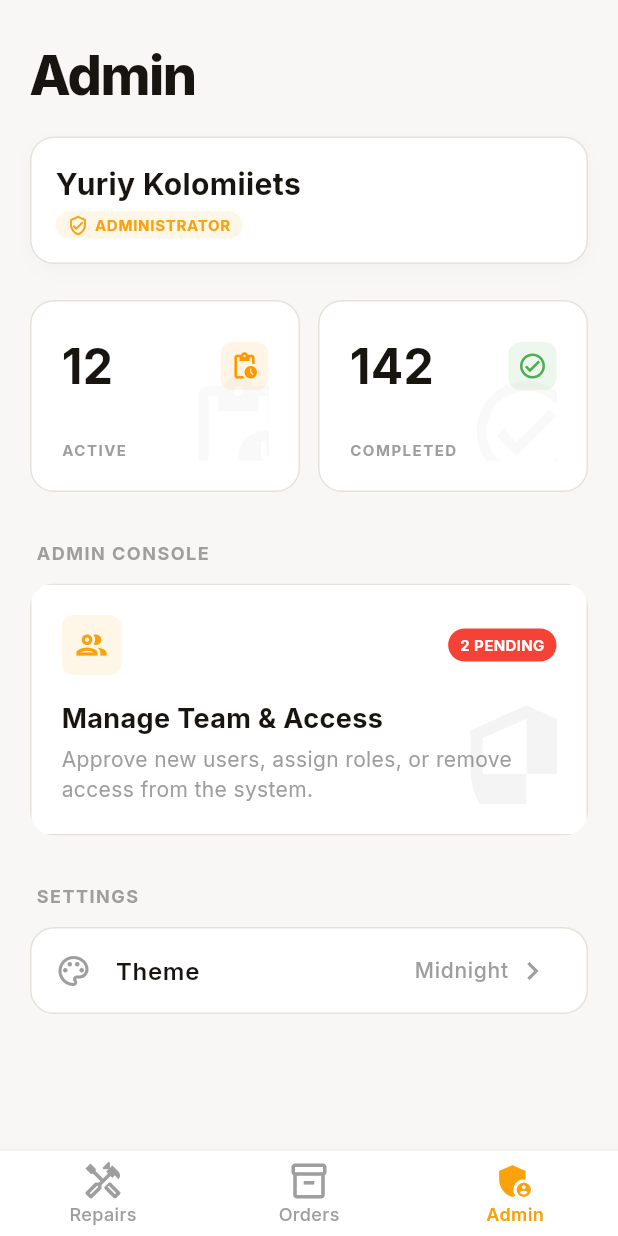
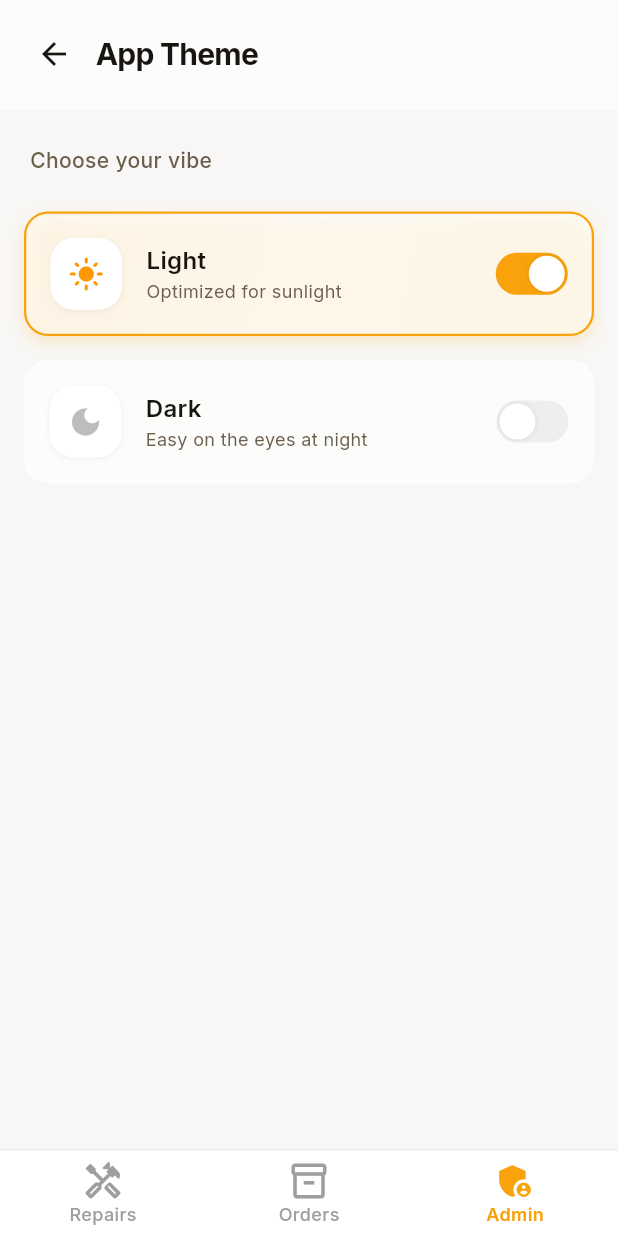
Before and after one commit to Gt710/lionstore-frontend, a Flutter app: the screen it shows after launch, item 3 of the bottom bar chosen, after a tap on "Theme", on a phone screen of 412 x 824 dp. Run offline on Flutter 3.47's test engine with Material 3 defaults, Android fonts, the phone set to English and light mode, and no system bars; our stand-ins replace google_fonts.

Commit message:
Add App Theme page

```diff
--- /dev/null
+++ b/lib/core/providers/theme_provider.dart
@@ -0,0 +1,26 @@
+import 'package:flutter/material.dart';
+import '../../core/theme/app_theme.dart';
+
+enum AppThemeType { light, dark }
+
+class ThemeProvider extends ChangeNotifier {
+  ThemeMode _themeMode = ThemeMode.light;
+  AppThemeType _currentThemeType = AppThemeType.light;
+
+  ThemeMode get themeMode => _themeMode;
+  AppThemeType get currentThemeType => _currentThemeType;
+
+  void setThemeType(AppThemeType type) {
+    _currentThemeType = type;
+    if (type == AppThemeType.light) {
+      _themeMode = ThemeMode.light;
+    } else {
+      _themeMode = ThemeMode.dark;
+    }
+    notifyListeners();
+  }
+
+  ThemeData get lightTheme => AppTheme.light;
+
+  ThemeData get darkTheme => AppTheme.dark;
+}
--- a/lib/main.dart
+++ b/lib/main.dart
@@ -1,9 +1,15 @@
 import 'package:flutter/material.dart';
-import 'core/theme/app_theme.dart';
+import 'package:provider/provider.dart';
+import 'core/providers/theme_provider.dart';
 import 'presentation/pages/dashboard_page.dart';
 
 void main() {
-  runApp(const MyApp());
+  runApp(
+    ChangeNotifierProvider(
+      create: (_) => ThemeProvider(),
+      child: const MyApp(),
+    ),
+  );
 }
 
 class MyApp extends StatelessWidget {
@@ -11,13 +17,17 @@ class MyApp extends StatelessWidget {
 
   @override
   Widget build(BuildContext context) {
-    return MaterialApp(
-      title: 'Repairs Dashboard',
-      theme: AppTheme.light,
-      darkTheme: AppTheme.dark,
-      themeMode: ThemeMode.system,
-      home: const DashboardPage(),
-      debugShowCheckedModeBanner: false,
+    return Consumer<ThemeProvider>(
+      builder: (context, themeProvider, child) {
+        return MaterialApp(
+          title: 'Repairs Dashboard',
+          theme: themeProvider.lightTheme,
+          darkTheme: themeProvider.darkTheme,
+          themeMode: themeProvider.themeMode,
+          home: const DashboardPage(),
+          debugShowCheckedModeBanner: false,
+        );
+      },
     );
   }
 }
--- a/lib/presentation/pages/admin_profile_page.dart
+++ b/lib/presentation/pages/admin_profile_page.dart
@@ -1,10 +1,18 @@
 import 'package:flutter/material.dart';
+import 'package:provider/provider.dart';
+import '../../core/providers/theme_provider.dart';
 import '../../core/theme/app_theme.dart';
+import 'app_theme_page.dart';
 
 class AdminProfilePage extends StatelessWidget {
   final VoidCallback onTeamManagement;
+  final ValueChanged<int> onSwitchTab;
 
-  const AdminProfilePage({super.key, required this.onTeamManagement});
+  const AdminProfilePage({
+    super.key,
+    required this.onTeamManagement,
+    required this.onSwitchTab,
+  });
 
   @override
   Widget build(BuildContext context) {
@@ -39,7 +47,7 @@ class AdminProfilePage extends StatelessWidget {
                     const SizedBox(height: 24),
                     _buildStatsGrid(isDark),
                     _buildAdminConsoleCard(isDark),
-                    _buildSettingsSection(isDark),
+                    _buildSettingsSection(context, isDark),
                   ],
                 ),
               ),
@@ -336,7 +344,7 @@ class AdminProfilePage extends StatelessWidget {
     );
   }
 
-  Widget _buildSettingsSection(bool isDark) {
+  Widget _buildSettingsSection(BuildContext context, bool isDark) {
     return Padding(
       padding: const EdgeInsets.only(top: 32),
       child: Column(
@@ -374,7 +382,11 @@ class AdminProfilePage extends StatelessWidget {
                 mainAxisSize: MainAxisSize.min,
                 children: [
                   Text(
-                    'Midnight',
+                    context
+                        .watch<ThemeProvider>()
+                        .currentThemeType
+                        .name
+                        .toUpperCase(),
                     style: TextStyle(
                       fontSize: 14,
                       fontWeight: FontWeight.w500,
@@ -385,7 +397,14 @@ class AdminProfilePage extends StatelessWidget {
                   Icon(Icons.chevron_right, color: Colors.grey[500]),
                 ],
               ),
-              onTap: () {},
+              onTap: () async {
+                final result = await Navigator.of(context).push<int>(
+                  MaterialPageRoute(builder: (context) => const AppThemePage()),
+                );
+                if (result != null) {
+                  onSwitchTab(result);
+                }
+              },
             ),
           ),
         ],
--- /dev/null
+++ b/lib/presentation/pages/app_theme_page.dart
@@ -0,0 +1,345 @@
+import 'package:flutter/material.dart';
+import 'package:provider/provider.dart';
+import '../../core/providers/theme_provider.dart';
+import '../../core/theme/app_theme.dart';
+
+class AppThemePage extends StatelessWidget {
+  const AppThemePage({super.key});
+
+  @override
+  Widget build(BuildContext context) {
+    final themeProvider = Provider.of<ThemeProvider>(context);
+    final isDark = Theme.of(context).brightness == Brightness.dark;
+
+    return Scaffold(
+      backgroundColor: Theme.of(context).scaffoldBackgroundColor,
+      body: SafeArea(
+        child: Column(
+          children: [
+            // Header
+            Container(
+              padding: const EdgeInsets.symmetric(horizontal: 16, vertical: 16),
+              margin: const EdgeInsets.only(bottom: 8),
+              decoration: BoxDecoration(
+                color: isDark
+                    ? Colors.white.withValues(alpha: 0.05)
+                    : Colors.white.withValues(alpha: 0.65),
+                border: Border(
+                  bottom: BorderSide(
+                    color: isDark
+                        ? Colors.white.withValues(alpha: 0.1)
+                        : Colors.white.withValues(alpha: 0.5),
+                  ),
+                ),
+              ),
+              child: Row(
+                children: [
+                  InkWell(
+                    onTap: () => Navigator.of(context).pop(),
+                    borderRadius: BorderRadius.circular(999),
+                    child: Container(
+                      padding: const EdgeInsets.all(8),
+                      child: Icon(
+                        Icons.arrow_back,
+                        color: Theme.of(context).textTheme.bodyMedium?.color,
+                      ),
+                    ),
+                  ),
+                  const SizedBox(width: 8),
+                  Text(
+                    'App Theme',
+                    style: TextStyle(
+                      fontSize: 20,
+                      fontWeight: FontWeight.bold,
+                      color: Theme.of(context).textTheme.bodyMedium?.color,
+                      letterSpacing: -0.5,
+                    ),
+                  ),
+                ],
+              ),
+            ),
+
+            // Content
+            Expanded(
+              child: ListView(
+                padding: const EdgeInsets.symmetric(horizontal: 16),
+                children: [
+                  const SizedBox(height: 16),
+                  Padding(
+                    padding: const EdgeInsets.only(left: 4, bottom: 24),
+                    child: Text(
+                      'Choose your vibe',
+                      style: TextStyle(
+                        fontSize: 14,
+                        fontWeight: FontWeight.w500,
+                        color: isDark
+                            ? Colors.grey[400]
+                            : const Color(0xFF6B5E4C),
+                      ),
+                    ),
+                  ),
+
+                  _buildThemeOption(
+                    context,
+                    title: 'Light',
+                    subtitle: 'Optimized for sunlight',
+                    icon: Icons.light_mode,
+                    iconColor: Colors.orange,
+                    gradientColors: [
+                      const Color(0xFFFFEDD5).withValues(alpha: 0.5),
+                      const Color(0xFFFFFFFF).withValues(alpha: 0.4),
+                      const Color(0xFFFEFCE8).withValues(alpha: 0.5),
+                    ],
+                    isSelected:
+                        themeProvider.currentThemeType == AppThemeType.light,
+                    onTap: () => themeProvider.setThemeType(AppThemeType.light),
+                    isDark: isDark,
+                  ),
+                  const SizedBox(height: 16),
+
+                  _buildThemeOption(
+                    context,
+                    title: 'Dark',
+                    subtitle: 'Easy on the eyes at night',
+                    icon: Icons.dark_mode,
+                    iconColor: Colors.grey[400]!,
+                    gradientColors: [
+                      const Color(0xFF1F2937).withValues(alpha: 0.2),
+                      const Color(0xFF000000).withValues(alpha: 0.1),
+                      const Color(0xFF111827).withValues(alpha: 0.2),
+                    ],
+                    isSelected:
+                        themeProvider.currentThemeType == AppThemeType.dark,
+                    onTap: () => themeProvider.setThemeType(AppThemeType.dark),
+                    isDark: isDark,
+                  ),
+                  const SizedBox(height: 100), // Space for footer
+                ],
+              ),
+            ),
+          ],
+        ),
+      ),
+      bottomNavigationBar: _buildBottomNav(context, isDark),
+    );
+  }
+
+  Widget _buildThemeOption(
+    BuildContext context, {
+    required String title,
+    required String subtitle,
+    required IconData icon,
+    required Color iconColor,
+    required List<Color> gradientColors,
+    required bool isSelected,
+    required VoidCallback onTap,
+    required bool isDark,
+    Color? glassColor,
+  }) {
+    // Determine border color
+    final borderColor = isSelected
+        ? AppColors.primary
+        : (isDark
+              ? Colors.white.withValues(alpha: 0.1)
+              : Colors.white.withValues(alpha: 0.5));
+
+    // Determine shadow
+    final boxShadow = isSelected
+        ? [
+            BoxShadow(
+              color: AppColors.primary.withValues(alpha: 0.2),
+              blurRadius: 8,
+              offset: const Offset(0, 4),
+            ),
+          ]
+        : null;
+
+    return GestureDetector(
+      onTap: onTap,
+      child: Stack(
+        children: [
+          // Background Gradient
+          if (isSelected)
+            Positioned.fill(
+              child: Container(
+                decoration: BoxDecoration(
+                  borderRadius: BorderRadius.circular(16),
+                  gradient: LinearGradient(
+                    begin: Alignment.topLeft,
+                    end: Alignment.bottomRight,
+                    colors: gradientColors,
+                  ),
+                ),
+              ),
+            ),
+
+          // Glass Content
+          Container(
+            padding: const EdgeInsets.all(16),
+            decoration: BoxDecoration(
+              color:
+                  glassColor ??
+                  (isDark
+                      ? AppColors.surfaceDark.withValues(alpha: 0.5)
+                      : AppColors.surfaceLight.withValues(alpha: 0.6)),
+              borderRadius: BorderRadius.circular(16),
+              border: Border.all(
+                color: borderColor,
+                width: isSelected ? 1.5 : 1,
+              ),
+              boxShadow: boxShadow,
+            ),
+            child: Row(
+              mainAxisAlignment: MainAxisAlignment.spaceBetween,
+              children: [
+                Row(
+                  children: [
+                    Container(
+                      width: 48,
+                      height: 48,
+                      decoration: BoxDecoration(
+                        color: isDark
+                            ? const Color(0xFF1E293B)
+                            : Colors.white, // Approximation
+                        borderRadius: BorderRadius.circular(16),
+                        border: Border.all(
+                          color: Colors.white.withValues(alpha: 0.1),
+                        ),
+                        boxShadow: [
+                          if (!isDark)
+                            BoxShadow(
+                              color: Colors.black.withValues(alpha: 0.05),
+                              blurRadius: 2,
+                              offset: const Offset(0, 1),
+                            ),
+                        ],
+                      ),
+                      child: Icon(icon, color: iconColor),
+                    ),
+                    const SizedBox(width: 16),
+                    Column(
+                      crossAxisAlignment: CrossAxisAlignment.start,
+                      children: [
+                        Text(
+                          title,
+                          style: TextStyle(
+                            fontSize: 16,
+                            fontWeight: FontWeight.w600,
+                            color: Theme.of(
+                              context,
+                            ).textTheme.bodyMedium?.color,
+                          ),
+                        ),
+                        Text(
+                          subtitle,
+                          style: TextStyle(
+                            fontSize: 12,
+                            color: isDark
+                                ? Colors.grey[400]
+                                : const Color(0xFF6B5E4C),
+                          ),
+                        ),
+                      ],
+                    ),
+                  ],
+                ),
+
+                // Toggle/Selection Indicator
+                // Using a simple indicator for now to match style, could be a radio-like or custom switch
+                Container(
+                  width: 48,
+                  height: 28,
+                  decoration: BoxDecoration(
+                    borderRadius: BorderRadius.circular(999),
+                    color: isSelected
+                        ? AppColors.primary
+                        : (isDark
+                              ? Colors.grey[800]
+                              : Colors.grey[300]!.withValues(alpha: 0.5)),
+                  ),
+                  child: Stack(
+                    children: [
+                      AnimatedAlign(
+                        duration: const Duration(milliseconds: 200),
+                        alignment: isSelected
+                            ? Alignment.centerRight
+                            : Alignment.centerLeft,
+                        child: Container(
+                          margin: const EdgeInsets.all(2),
+                          width: 24,
+                          height: 24,
+                          decoration: BoxDecoration(
+                            color: Colors.white,
+                            shape: BoxShape.circle,
+                            boxShadow: [
+                              BoxShadow(
+                                color: Colors.black.withValues(alpha: 0.1),
+                                blurRadius: 2,
+                              ),
+                            ],
+                          ),
+                        ),
+                      ),
+                    ],
+                  ),
+                ),
+              ],
+            ),
+          ),
+        ],
+      ),
+    );
+  }
+
+  Widget _buildBottomNav(BuildContext context, bool isDark) {
+    return Container(
+      decoration: BoxDecoration(
+        color: isDark ? const Color(0xFF1A150B) : AppColors.surfaceLight,
+        border: Border(
+          top: BorderSide(
+            color: isDark
+                ? Colors.white.withValues(alpha: 0.05)
+                : Colors.grey[200]!,
+          ),
+        ),
+      ),
+      child: BottomNavigationBar(
+        currentIndex: 2,
+        onTap: (index) {
+          Navigator.of(context).pop(index);
+        },
+        backgroundColor: Colors.transparent,
+        elevation: 0,
+        selectedItemColor: AppColors.primary,
+        unselectedItemColor: Colors.grey[500],
+        selectedLabelStyle: const TextStyle(
+          fontWeight: FontWeight.w600,
+          fontSize: 12,
+        ),
+        unselectedLabelStyle: const TextStyle(
+          fontWeight: FontWeight.w500,
+          fontSize: 12,
+        ),
+        type: BottomNavigationBarType.fixed,
+        iconSize: 28,
+        items: const [
+          BottomNavigationBarItem(
+            icon: Icon(Icons.handyman_outlined),
+            activeIcon: Icon(Icons.handyman),
+            label: 'Repairs',
+          ),
+          BottomNavigationBarItem(
+            icon: Icon(Icons.inventory_2_outlined),
+            activeIcon: Icon(Icons.inventory_2),
+            label: 'Orders',
+          ),
+          BottomNavigationBarItem(
+            icon: Icon(Icons.admin_panel_settings_outlined),
+            activeIcon: Icon(Icons.admin_panel_settings),
+            label: 'Admin',
+          ),
+        ],
+      ),
+    );
+  }
+}
--- a/lib/presentation/pages/dashboard_page.dart
+++ b/lib/presentation/pages/dashboard_page.dart
@@ -90,6 +90,12 @@ class _DashboardPageState extends State<DashboardPage> {
               )
             : AdminProfilePage(
                 onTeamManagement: () => setState(() => _isAdminSubPage = true),
+                onSwitchTab: (index) {
+                  setState(() {
+                    _selectedIndex = index;
+                    _isAdminSubPage = false;
+                  });
+                },
               );
       default:
         return _buildDashboardHome(isDark);
```
